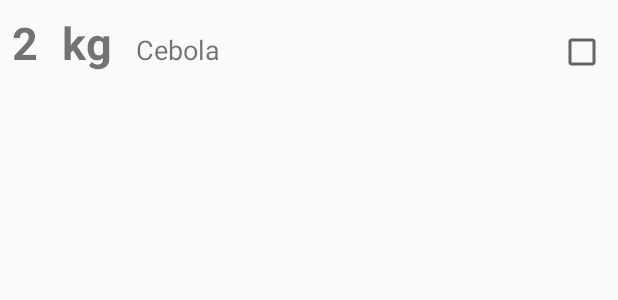
After one commit to dontsaymyname/LoginDHFrag, an Android app: the layout produto_celula.xml on its own in the app's theme, with its tools: preview values and no code run, on a phone screen of 412 x 824 dp. The commit adds this screen. Shown: the top 300 px of the screen. Run offline under Robolectric (Android 15) with nearby library versions, the phone set to English and light mode, and no system bars.

Commit message:
Lista Recycler View

```diff
--- /dev/null
+++ b/app/src/main/res/layout/produto_celula.xml
@@ -0,0 +1,40 @@
+<?xml version="1.0" encoding="utf-8"?>
+<LinearLayout
+    xmlns:android="http://schemas.android.com/apk/res/android"
+    android:layout_width="match_parent"
+    android:layout_height="wrap_content">
+
+    <TextView
+        android:layout_width="wrap_content"
+        android:layout_height="wrap_content"
+        android:id="@+id/quantidade_text_view"
+        android:text="2"
+        android:textSize="30sp"
+        android:textStyle="bold"
+        android:layout_margin="8dp"/>
+
+    <TextView
+        android:layout_width="wrap_content"
+        android:layout_height="wrap_content"
+        android:id="@+id/unidade_text_view"
+        android:text="kg"
+        android:textSize="30sp"
+        android:textStyle="bold"
+        android:layout_margin="8dp"/>
+
+    <TextView
+        android:layout_width="wrap_content"
+        android:layout_height="wrap_content"
+        android:id="@+id/descricao_text_view"
+        android:text="Cebola"
+        android:textSize="18sp"
+        android:layout_weight="1"
+        android:layout_margin="8dp"/>
+
+    <CheckBox
+        android:layout_width="wrap_content"
+        android:layout_height="wrap_content"
+        android:id="@+id/comprado_check_box"
+        android:layout_margin="8dp"/>
+
+</LinearLayout>
```
Also changed, not shown: app/src/main/java/br/com/digitalhouse/digitalhousegroceryapp/ComprasFragment.java (+41 -2 lines), app/src/main/java/br/com/digitalhouse/digitalhousegroceryapp/model/Produto.java (added, +50 -0 lines), app/src/main/res/layout/fragment_fragment1.xml (+5 -7 lines).
